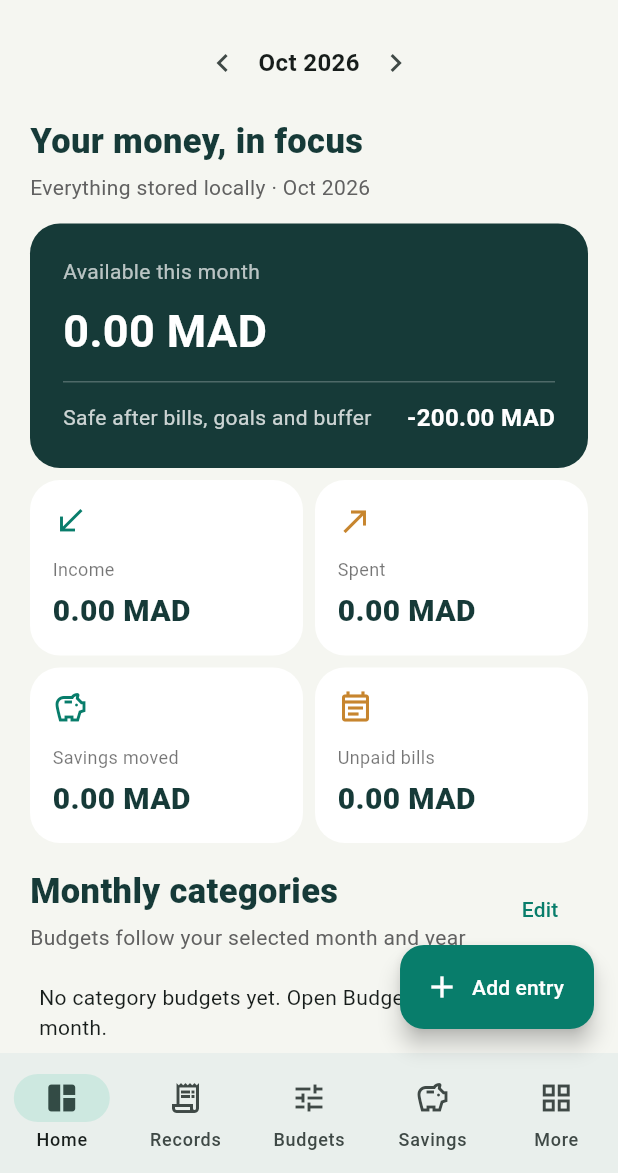
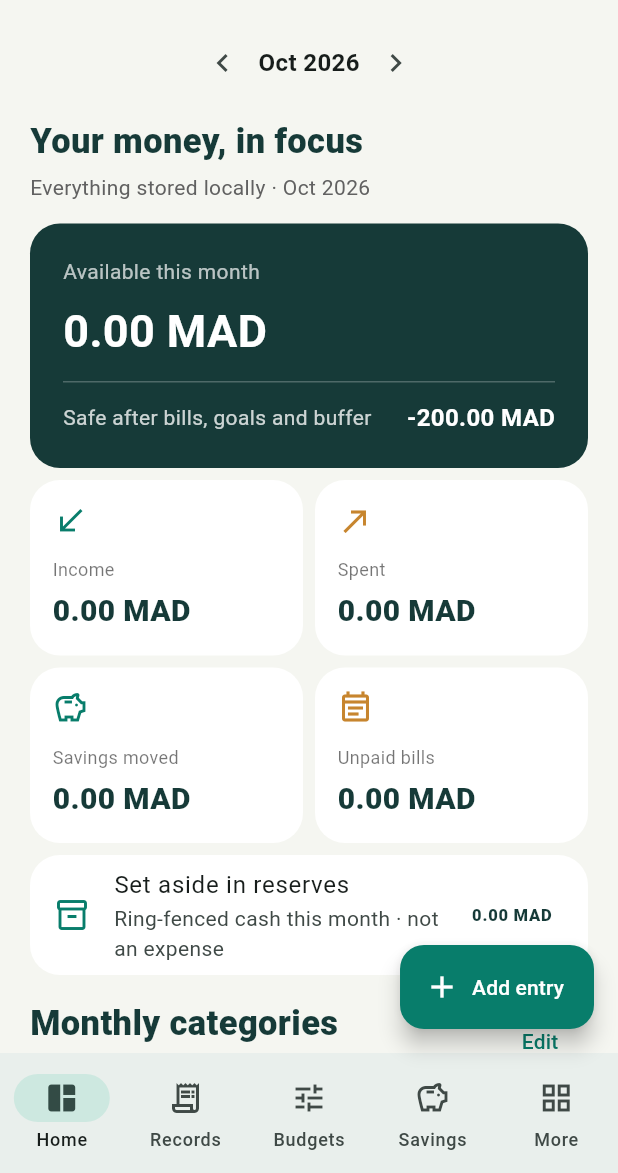
Before and after one commit to flymoa/payday-android, a Flutter app: the screen it shows after launch, on a phone screen of 412 x 824 dp, the part 63-1236 px from its top. Run offline on Flutter 3.47's test engine with Material 3 defaults, Android fonts, the phone set to English and light mode, and no system bars; our stand-ins replace file_picker, flutter_secure_storage, google_sign_in, share_plus, sqflite; accounts and stored records are empty.

Commit message:
Deduct actual reserve deposits from spendable cash; avoid double counting planned top-ups

```diff
--- a/offline_app/lib/main.dart
+++ b/offline_app/lib/main.dart
@@ -55,9 +55,33 @@ class _FinanceState extends State<FinanceScreen>{
  }
  int allocated(Map<String,List<RowData>> d)=>list(d,'allocations').fold(0,(n,x)=>n+val(x,'amount'));
  int buffer(Map<String,List<RowData>> d)=>int.tryParse(st(list(d,'settings').firstWhere((x)=>st(x,'key')=='buffer',orElse:()=>{}),'value'))??20000;
+ /// Reserve history is independent from expenses and savings goals.
+ List<RowData> reserveHistory(Map<String,List<RowData>> d,int reserveId){
+  final rows=list(d,'reserve_movements').where((r)=>val(r,'reserve_id')==reserveId).toList();
+  rows.sort((a,b){final date=st(b,'date').compareTo(st(a,'date'));return date!=0?date:val(b,'id').compareTo(val(a,'id'));});
+  return rows;
+ }
+ int reserveNetForMonth(Map<String,List<RowData>> d,String key,{int? reserveId}){
+  return list(d,'reserve_movements').where((r)=>st(r,'date').startsWith(key) &&
+   (reserveId==null || val(r,'reserve_id')==reserveId)).fold(0,(sum,r)=>
+     sum+(st(r,'kind')=='add'?val(r,'amount'):-val(r,'amount')));
+ }
+ int reserveFundedAt(Map<String,List<RowData>> d,RowData reserve,String thruMonth){
+  final id=val(reserve,'id');
+  final lastDay=dayKey(DateTime(monthFromKey(thruMonth).year,monthFromKey(thruMonth).month+1,0));
+  return val(reserve,'funded')+list(d,'reserve_movements')
+   .where((r)=>val(r,'reserve_id')==id && st(r,'date').compareTo(lastDay)<=0)
+   .fold(0,(sum,r)=>sum+(st(r,'kind')=='add'?val(r,'amount'):-val(r,'amount')));
+ }
  int monthlyReserves(Map<String,List<RowData>> d){
-  return list(d,'reserves').where((r)=>st(r,'start_month').compareTo(month)<=0&&st(r,'due').substring(0,7).compareTo(month)>=0)
-   .fold(0,(n,r)=>n+monthlyReserveTopUp(val(r,'target'),val(r,'funded'),parseDay(st(r,'due')),monthFromKey(st(r,'start_month'))));
+  final chosen=monthFromKey(month);
+  final preceding=monthKey(DateTime(chosen.year,chosen.month-1));
+  return list(d,'reserves').where((r)=>st(r,'start_month').compareTo(month)<=0 &&
+    st(r,'due').substring(0,7).compareTo(month)>=0)
+   .fold(0,(sum,r)=>sum+reserveAdditionalHold(
+    target:val(r,'target'),fundedBeforeMonth:reserveFundedAt(d,r,preceding),
+    netContributedThisMonth:reserveNetForMonth(d,month,reserveId:val(r,'id')),
+    due:parseDay(st(r,'due')),month:chosen));
  }
  int unpaidBills(Map<String,List<RowData>> d){
   return list(d,'bills').where((b)=>st(b,'due').startsWith(month)).fold(0,(n,b)=>n+billOutstanding(val(b,'amount'),billPaid(d,b)));
@@ -113,10 +137,11 @@ class _FinanceState extends State<FinanceScreen>{
  );
  Widget home(Map<String,List<RowData>> d){
   final ts=monthTransactions(d),inc=sumType(ts,'Income'),spent=sumType(ts,'Expense'),out=sumType(ts,'Savings out'),back=sumType(ts,'Savings in');
-  final available=inc-spent-out+back;
+  final reserveNet=reserveNetForMonth(d,month);
+  final available=inc-spent-out+back-reserveNet;
   final plan=budgetFor(d,month,'Savings goal');
   final gap=(plan-out+back).clamp(0,1000000000).toInt();
-  final safe=freeAfterPlan(income:inc,expenses:spent,transferredOut:out,transferredIn:back,unpaidBills:unpaidBills(d),savingsGap:gap,reserves:monthlyReserves(d),buffer:buffer(d));
+  final safe=freeAfterPlan(income:inc,expenses:spent+reserveNet,transferredOut:out,transferredIn:back,unpaidBills:unpaidBills(d),savingsGap:gap,reserves:monthlyReserves(d),buffer:buffer(d));
   final cat=list(d,'categories');
   final leftDays=DateTime(selected.year,selected.month+1,0).day-(DateTime.now().year==selected.year&&DateTime.now().month==selected.month?DateTime.now().day-1:0);
   return Column(crossAxisAlignment:CrossAxisAlignment.start,children:[
@@ -130,6 +155,13 @@ class _FinanceState extends State<FinanceScreen>{
    ]))),
    Row(children:[metric('Income',money(inc),Icons.south_west),metric('Spent',money(spent),Icons.north_east,color:amber)]),
    Row(children:[metric('Savings moved',money(out-back),Icons.savings_outlined),metric('Unpaid bills',money(unpaidBills(d)),Icons.event_note_outlined,color:amber)]),
+   Card(child:ListTile(
+    leading:const Icon(Icons.inventory_2_outlined,color:jade),
+    title:const Text('Set aside in reserves'),
+    subtitle:const Text('Ring-fenced cash this month · not an expense'),
+    trailing:Text(money(reserveNet),style:const TextStyle(fontWeight:FontWeight.w800,color:ink)),
+    onTap:()=>setState((){page=4;moreSection=1;}),
+   )),
    header('Monthly categories',subtitle:'Budgets follow your selected month and year',action:TextButton(onPressed:()=>setState(()=>page=2),child:const Text('Edit'))),
    ...cat.map((c){final name=st(c,'name'),planned=budgetFor(d,month,name),paid=ts.where((t)=>st(t,'type')=='Expense'&&st(t,'category')==name).fold(0,(n,x)=>n+val(x,'amount'));
     if(planned==0&&paid==0)return const SizedBox.shrink();
@@ -452,7 +484,7 @@ class _FinanceState extends State<FinanceScreen>{
   final ts=monthTransactions(d);
   final inc=sumType(ts,'Income'),spent=sumType(ts,'Expense'),saved=sumType(ts,'Savings out')-sumType(ts,'Savings in');
   final currentMonth=DateTime(DateTime.now().year,DateTime.now().month);
-  final available=(inc-spent-saved-unpaidBills(d)-monthlyReserves(d)-buffer(d)).clamp(0,100000000000).toInt();
+  final available=(inc-spent-saved-reserveNetForMonth(d,month)-unpaidBills(d)-monthlyReserves(d)-buffer(d)).clamp(0,100000000000).toInt();
   await sheet('Close ${monthLabel(selected)}',(c,rebuild)=>Column(children:[
    Text('Estimated available extra: ${money(available)}\nOnly extra savings beyond recorded transfers should be entered.'),
    const SizedBox(height:8),CheckboxListTile(value:checked,onChanged:(v)=>rebuild(()=>checked=v??false),title:const Text('All transactions checked')),
```
